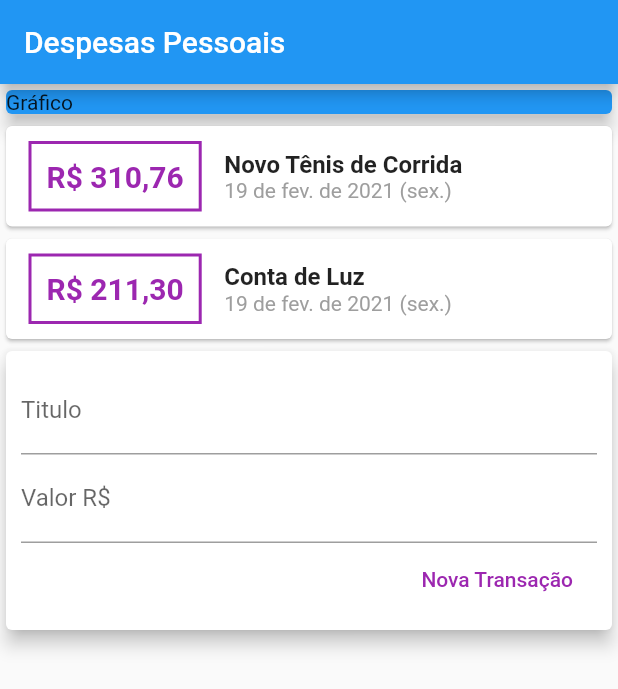
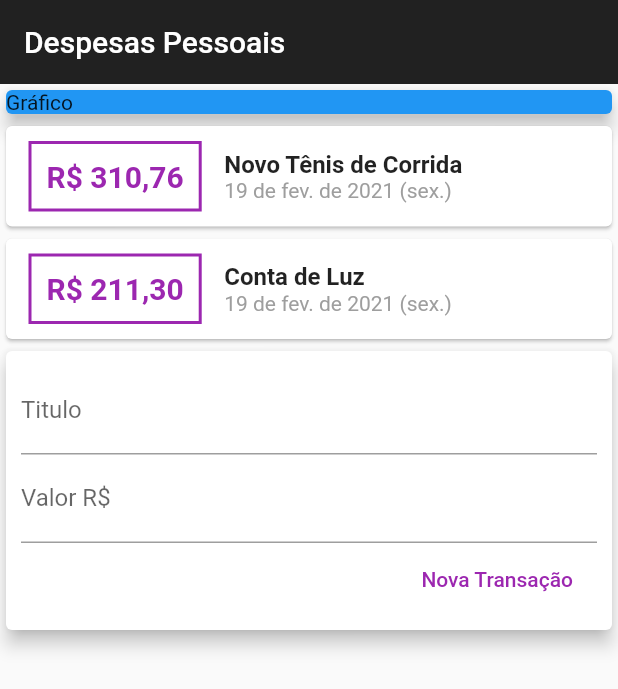
Before and after one commit to FabioLucassc/Despesas-Pessoais, a Flutter app: the screen it shows after launch, on a phone screen of 412 x 824 dp. Shown: the top 689 px of the screen. Run offline on Flutter 3.47's test engine with Material 2 defaults, Android fonts, the phone set to English and light mode, and no system bars.

Commit message:
Refatoração

```diff
--- a/expenses/lib/components/transaction_form.dart
+++ b/expenses/lib/components/transaction_form.dart
@@ -5,6 +5,9 @@ class TransactionForm extends StatelessWidget {
   final titleController = TextEditingController();
   final valueController = TextEditingController();
 
+  final Function(String, double) onSubmit;
+
+  TransactionForm(this.onSubmit);
 
   @override
   Widget build(BuildContext context) {
@@ -31,11 +34,13 @@ class TransactionForm extends StatelessWidget {
                     children: [
                       FlatButton(
                         child: Text('Nova Transação'),
+                        textColor: Colors.purple,
                         onPressed: () {
-                          print(titleController.text);
-                          print(valueController.text);
+                        final title = titleController.text;
+                        final value = double.tryParse(valueController.text) ?? 0.0;
+                        onSubmit(title, value);
                         },
-                        textColor: Colors.purple,
+
                       ),
                     ],
                   )
--- a/expenses/lib/main.dart
+++ b/expenses/lib/main.dart
@@ -9,22 +9,22 @@ main() => runApp(ExpensesApp());
 class ExpensesApp extends StatelessWidget {
   @override
   Widget build(BuildContext context) {
-
     Intl.defaultLocale = 'pt_BR';
     initializeDateFormatting('pt_BR', null);
-    return MaterialApp(home: MyHomePage());
+    return MaterialApp(
+      debugShowCheckedModeBanner: false,
+      home: MyHomePage(),
+    );
   }
 }
 
 class MyHomePage extends StatelessWidget {
-
-
-
-
   @override
   Widget build(BuildContext context) {
     return Scaffold(
       appBar: AppBar(
+        elevation: 0,
+        backgroundColor: Colors.black87,
         title: Text('Despesas Pessoais'),
       ),
       body: Column(
@@ -38,8 +38,6 @@ class MyHomePage extends StatelessWidget {
             ),
           ),
           TransactionUser(),
-
-
         ],
       ),
     );
```
Also changed, not shown: expenses/lib/components/transaction_user.dart (+19 -6 lines).
